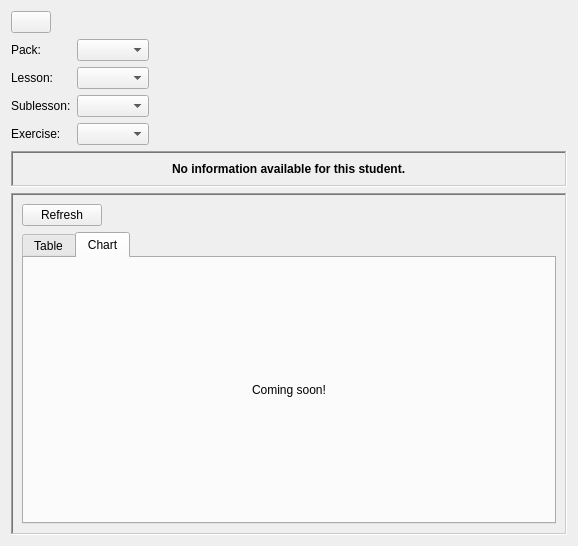
Above: ui/widgets/studentdetails.ui from Open-Typer/ClassMonitor before the change. Below: the same form after it.
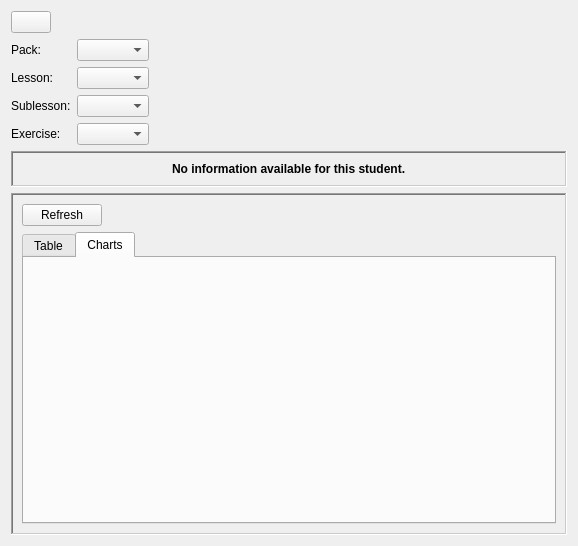
That is the form after the change. The open tabs and pages were chosen to show the change. Icons and pictures are not drawn.

Commit message: ui: widgets: studentdetails: Add a layout for charts

The edit to the form file:
```diff
--- a/ui/widgets/studentdetails.ui
+++ b/ui/widgets/studentdetails.ui
@@ -160,20 +160,9 @@
           <bool>true</bool>
          </property>
          <attribute name="title">
-          <string>Chart</string>
+          <string>Charts</string>
          </attribute>
-         <layout class="QGridLayout" name="gridLayout_4">
-          <item row="0" column="0">
-           <widget class="QLabel" name="comingSoonLabel">
-            <property name="text">
-             <string>Coming soon!</string>
-            </property>
-            <property name="alignment">
-             <set>Qt::AlignCenter</set>
-            </property>
-           </widget>
-          </item>
-         </layout>
+         <layout class="QHBoxLayout" name="statsChartTabLayout"/>
         </widget>
        </widget>
       </item>
```
Left out of the diff: 26 changed lines with no effect on the pictures.
